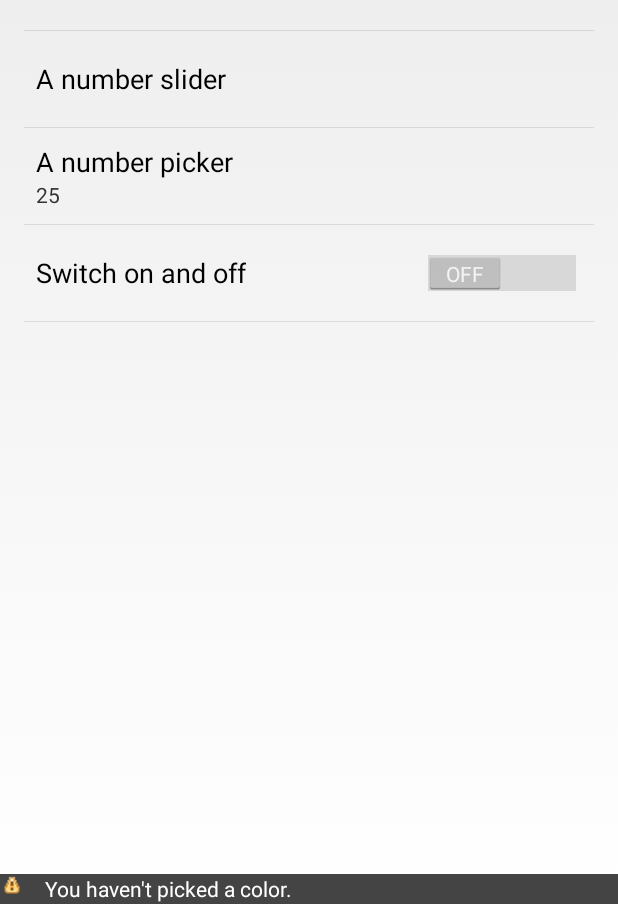
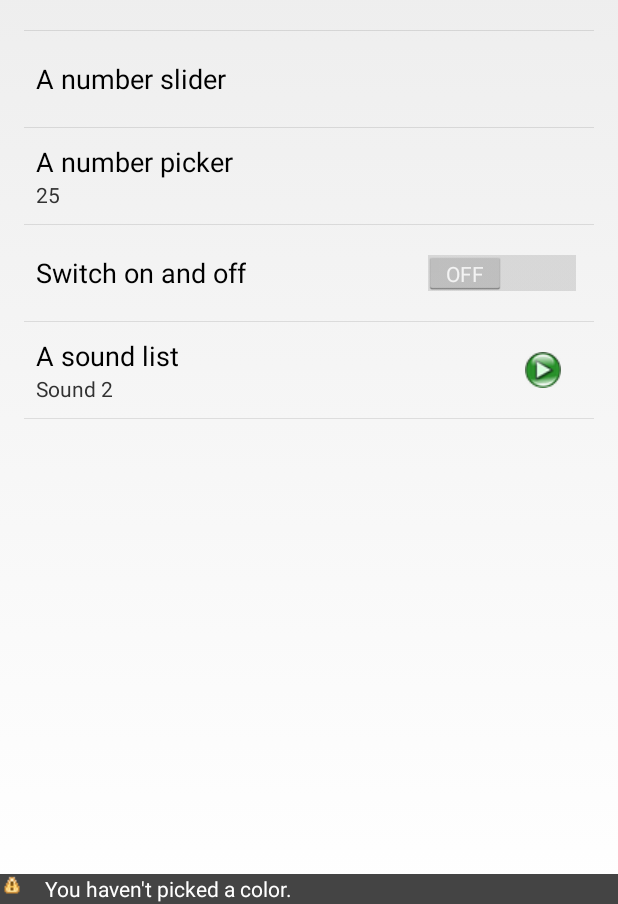
Before and after one commit to JoeJord/HGBaseApp, an Android app: the TestAppConfigDialog screen opened directly, with no data from a screen before it, on a phone screen of 412 x 824 dp, the part 332-1236 px from its top. Run offline under Robolectric (Android 15) with nearby library versions, the light colour scheme and no system bars.

Commit message:
Added preference to select a sound which has a button to play the selected sound.

```diff
--- a/HGBase/src/main/java/at/hagru/hgbase/gui/config/HGBaseConfigTools.java
+++ b/HGBase/src/main/java/at/hagru/hgbase/gui/config/HGBaseConfigTools.java
@@ -17,6 +17,7 @@ import at.hagru.hgbase.gui.HGBaseGuiTools;
 import at.hagru.hgbase.lib.HGBaseConfig;
 import at.hagru.hgbase.lib.HGBaseText;
 import at.hagru.hgbase.lib.HGBaseTools;
+import at.hagru.hgbase.lib.SoundPlayer;
 
 /**
  * Utility class to create configuration/preference elements.
@@ -215,6 +216,28 @@ public final class HGBaseConfigTools {
         return list;
     }
 
+    /**
+     * Creates a list preference to select a sound.
+     *
+     * @param activity          The preference activity.
+     * @param key               The key of the new preference.
+     * @param sounds            A list of sound names that can be selected.
+     * @param defaultValue      The default value.
+     * @param showSelectedValue If {@code true} the selected value will be shown in the summary.
+     * @param soundPlayer       The player to play the selected sound.
+     * @return The created preference.
+     */
+    public static HGBaseSoundListPreference createSoundListPreference(PreferenceActivity activity, String key, String[] sounds, String defaultValue, boolean showSelectedValue, SoundPlayer soundPlayer) {
+        HGBaseSoundListPreference list = new HGBaseSoundListPreference(activity, soundPlayer);
+        setKeyTitleDefaultValue(list, key, defaultValue);
+        list.setEntryValues(sounds);
+        list.setEntries(generateListEntries(sounds));
+        list.setValue(HGBaseConfig.get(key, defaultValue));
+        if (showSelectedValue) {
+            list.setSummary("%s");
+        }
+        return list;
+    }
 
     /**
      * Create a number preference that holds numbers.
--- /dev/null
+++ b/HGBase/src/main/java/at/hagru/hgbase/gui/config/HGBaseSoundListPreference.java
@@ -0,0 +1,48 @@
+package at.hagru.hgbase.gui.config;
+
+import android.content.Context;
+import android.preference.ListPreference;
+import android.view.View;
+
+import at.hagru.hgbase.R;
+import at.hagru.hgbase.lib.HGBaseTools;
+import at.hagru.hgbase.lib.SoundPlayer;
+
+/**
+ * A preference to select a sound with has a button to play the selected sound.
+ */
+public class HGBaseSoundListPreference extends ListPreference {
+    /**
+     * The player which is used to play the sound.
+     */
+    private final SoundPlayer soundPlayer;
+
+    /**
+     * Constructs a new instance.
+     *
+     * @param context The context for the preference.
+     */
+    public HGBaseSoundListPreference(Context context, SoundPlayer soundPlayer) {
+        super(context);
+        this.soundPlayer = soundPlayer;
+        setWidgetLayoutResource(R.layout.sound_list_preference_play_button);
+    }
+
+    @Override
+    protected void onBindView(View view) {
+        super.onBindView(view);
+        view.findViewById(R.id.play_button).setOnClickListener(v -> playSound(getValue()));
+    }
+
+    /**
+     * Plays the sound with the set sound player.
+     *
+     * @param soundName The name of the sound to play.
+     */
+    private void playSound(String soundName) {
+        if (soundPlayer == null || !HGBaseTools.hasContent(soundName)) {
+            return;
+        }
+        soundPlayer.play(soundName);
+    }
+}
--- /dev/null
+++ b/HGBase/src/main/java/at/hagru/hgbase/lib/SoundPlayer.java
@@ -0,0 +1,14 @@
+package at.hagru.hgbase.lib;
+
+/**
+ * An interface to play a sound.
+ */
+@FunctionalInterface
+public interface SoundPlayer {
+    /**
+     * Plays the specified sound.
+     *
+     * @param sound The sound to play.
+     */
+    void play(String sound);
+}
--- /dev/null
+++ b/HGBase/src/main/res/layout/sound_list_preference_play_button.xml
@@ -0,0 +1,16 @@
+<?xml version="1.0" encoding="utf-8"?>
+<!-- The play button in a sound list preference -->
+<FrameLayout xmlns:android="http://schemas.android.com/apk/res/android"
+    android:layout_width="wrap_content"
+    android:layout_height="match_parent">
+
+    <ImageView
+        android:id="@+id/play_button"
+        android:layout_width="wrap_content"
+        android:layout_height="wrap_content"
+        android:layout_gravity="center_vertical"
+        android:src="@drawable/play"
+        android:contentDescription="@string/play_sound"
+        android:padding="8dp"/>
+
+</FrameLayout>
--- a/HGBase/src/main/res/values/strings.xml
+++ b/HGBase/src/main/res/values/strings.xml
@@ -24,5 +24,6 @@
     <string name="select_color">Select a color</string>
     <string name="select_no_color">No color</string>
     <string name="progress_wait">Please wait&#8230;</string>
+    <string name="play_sound">Play sound</string>
 
 </resources>
--- a/testapp/src/main/java/at/hagru/testapp/TestAppConfigDialog.java
+++ b/testapp/src/main/java/at/hagru/testapp/TestAppConfigDialog.java
@@ -11,7 +11,9 @@ import at.hagru.hgbase.gui.config.HGBaseConfigStateDialog;
 import at.hagru.hgbase.gui.config.HGBaseConfigTools;
 import at.hagru.hgbase.gui.config.HGBaseNumberPickerPreference;
 import at.hagru.hgbase.gui.config.HGBaseSliderPreference;
+import at.hagru.hgbase.gui.config.HGBaseSoundListPreference;
 import at.hagru.hgbase.lib.HGBaseLog;
+import at.hagru.hgbase.lib.HGBaseSound;
 import at.hagru.hgbase.lib.HGBaseTools;
 
 /**
@@ -38,6 +40,8 @@ public class TestAppConfigDialog extends HGBaseConfigStateDialog {
         addPreference(picker);
         SwitchPreference onOff = HGBaseConfigTools.createSwitchPreference(this, "config_onoff", false);
         addPreference(onOff);
+        HGBaseSoundListPreference soundList = HGBaseConfigTools.createSoundListPreference(this, "config_sound", new String[]{"sound1", "sound2", "sound3"}, "sound2", true, soundName -> HGBaseSound.playAudio("sounds/" + soundName + ".wav"));
+        addPreference(soundList);
     }
 
     @Override
--- a/testapp/src/main/res/values/strings.xml
+++ b/testapp/src/main/res/values/strings.xml
@@ -14,5 +14,10 @@
     <string name="config_picker">A number picker</string>
     <string name="config_onoff">Switch on and off</string>
     <string name="color_dialog">Color Dialog</string>
+    <string name="config_sound">A sound list</string>
+
+    <string name="sound1">Sound 1</string>
+    <string name="sound2">Sound 2</string>
+    <string name="sound3">Sound 3</string>
 
 </resources>
```
Also changed, not shown: HGBase/src/main/res/drawable/play.png (added), 1 other file.
